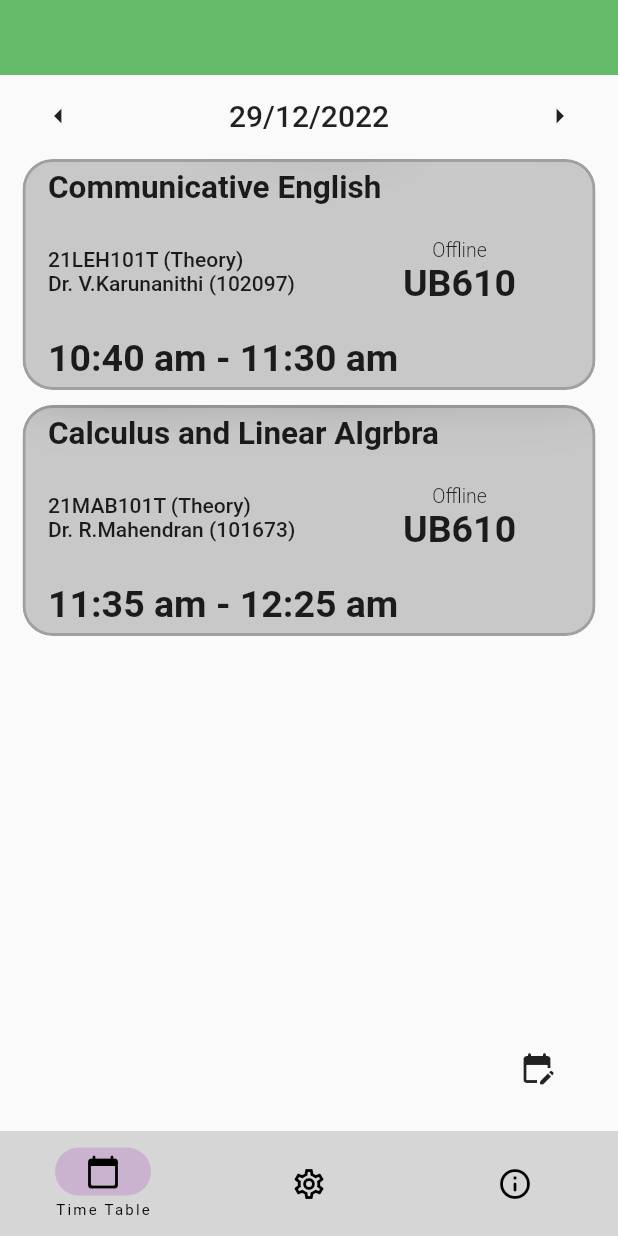
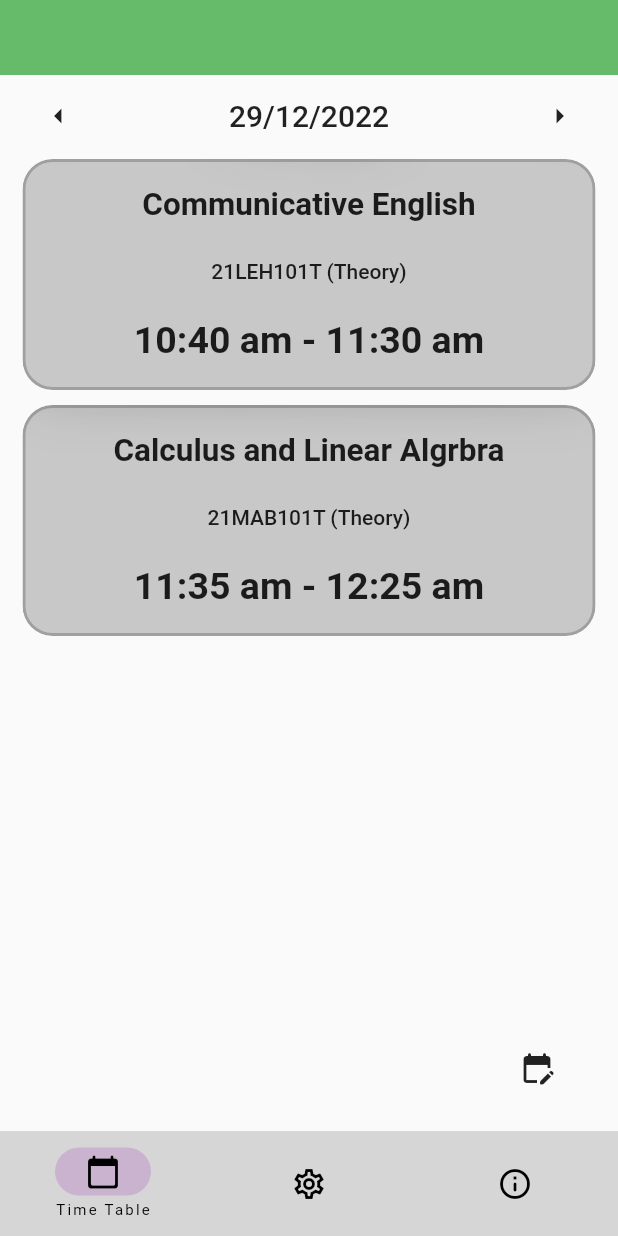
Before and after one commit to Sreeram3927/class_trackr, a Flutter app: the screen it shows after launch, on a phone screen of 412 x 824 dp. Run offline on Flutter 3.47's test engine with Material 2 defaults, Android fonts, the phone set to English and light mode, and no system bars.

Commit message:
updated SubjectCard and its values

```diff
--- a/lib/data/subjects.dart
+++ b/lib/data/subjects.dart
@@ -3,26 +3,25 @@ class Subject {
 
   static Map subData = {
 
-    'EEE' : ['Electrical and Electronics Engineering', '21EES101T (Theory)', 'Dr. S.Usha (101439)', 'Offline', 'UB610', ],
+    'EEE' : ['Electrical and Electronics Engineering', '21EES101T (Theory)'],
 
-    'Mat' : ['Calculus and Linear Algrbra', '21MAB101T (Theory)', 'Dr. R.Mahendran (101673)', 'Offline', 'UB610', ],
+    'Mat' : ['Calculus and Linear Algrbra', '21MAB101T (Theory)'],
 
-    'Eng' : ['Communicative English', '21LEH101T (Theory)', 'Dr. V.Karunanithi (102097)', 'Offline', 'UB610', ],
+    'Eng' : ['Communicative English', '21LEH101T (Theory)'],
 
-    'EGD' : ['Engineering Graphics and Design', '21MES102L (Practical)', 'Mr. S.Ponsankar (101771)', 'Offline', 'BEL510', ],
+    'EGD' : ['Engineering Graphics and Design', '21MES102L (Practical)',],
 
-    'Phy' : ['Physics: Mechanics', '21PYB104J (Theory)', 'Dr. K.D.Nisha (102005)', 'Offline', 'UB610', ],
+    'Phy' : ['Physics: Mechanics', '21PYB104J (Theory)',],
 
-    'PyL' : ['Physics: Mechanics(Lab)', '21PYB104J (Practical)', 'Dr. K.D.Nisha (102005)', 'Offline', 'UB615', ],
+    'PyL' : ['Physics: Mechanics(Lab)', '21PYB104J (Practical)',],
 
-    'EVS' : ['Environmental Science', '21CYM101T', 'Dr. S.Ganesan (101283)', 'Online', 'GMeet', ],
+    'EVS' : ['Environmental Science', '21CYM101T',],
 
-    'PSP' : ['Professional Skills and Practices', '21PDM101T', 'Mr.Nizamudeen Anwar (102293)', 'Online', 'GMeet',],
+    'PSP' : ['Professional Skills and Practices', '21PDM101T',],
 
-    'COI' : ['Constitution of India', '21LEM101T', 'Dr. L.Sundaram (102460)', 'Online', 'GMeet', ],
+    'COI' : ['Constitution of India', '21LEM101T',],
 
-    '420' : ['Subject Not Found!!', 'Subject Code Not Found', 'Dr. Johnny Sins (69420)', 'Online', 'USA']
-
+    '420' : ['Subject Not Found!!', 'Subject Code Not Found',]
   };
 
 }
--- a/lib/screens/timetable/subject_card/subject_card.dart
+++ b/lib/screens/timetable/subject_card/subject_card.dart
@@ -6,9 +6,6 @@ class SubjectCard extends StatelessWidget {
 
   final String title;
   final String subjectCode;
-  final String staff;
-  final String mode;
-  final String where;
   final String startTime;
   final String endTime;
 
@@ -16,9 +13,6 @@ class SubjectCard extends StatelessWidget {
     super.key,
     required this.title,
     required this.subjectCode,
-    required this.staff,
-    required this.mode,
-    required this.where,
     required this.startTime,
     required this.endTime
   });
@@ -31,23 +25,34 @@ class SubjectCard extends StatelessWidget {
         padding: const EdgeInsets.symmetric(horizontal: 15.0, vertical: 5.0),
 
         child: Column(
-          mainAxisAlignment: MainAxisAlignment.spaceBetween,
-          crossAxisAlignment: CrossAxisAlignment.start,
+          mainAxisAlignment: MainAxisAlignment.spaceAround,
+          //crossAxisAlignment: CrossAxisAlignment.start,
           children: [
 
-            subTitle(title),
-
-            Row(
-              mainAxisAlignment: MainAxisAlignment.spaceBetween,
-              children: [
-                subInfo(subjectCode, staff),
-                const SizedBox(),
-                roomInfo(mode, where),
-                const SizedBox(),
-              ],
+            Text(
+              title,
+              style: const TextStyle(
+                fontSize: 21.0,
+                fontWeight: FontWeight.w600
+              ),
+              textAlign: TextAlign.center,
             ),
 
-            classTiming(startTime, endTime),
+            Text(
+              subjectCode,
+              style: const TextStyle(
+                fontSize: 14.0,
+                fontWeight: FontWeight.w500
+              ),
+            ),
+
+            Text(
+              '$startTime - $endTime',
+              style: const TextStyle(
+                fontSize: 25.0,
+                fontWeight: FontWeight.w700
+              ),
+            )
 
           ]
         ),
--- a/lib/screens/timetable/subject_card/subject_info.dart
+++ b/lib/screens/timetable/subject_card/subject_info.dart
@@ -10,52 +10,39 @@ Widget subTitle(String title) {
   );
 }
 
-Widget subInfo(String code, String name) {
-  return Column(
-    crossAxisAlignment: CrossAxisAlignment.start,
-    children: [
-      Text(
-        code,
-        style: const TextStyle(
-          fontSize: 14.0,
-          fontWeight: FontWeight.w500
-        ),
-      ),
-
-      Text(
-        name,
-        style: const TextStyle(
-          fontSize: 14.0,
-          fontWeight: FontWeight.w500
-        ),
-      ),
-    ],
+Widget subInfo(String code) {
+  return Text(
+    code,
+    style: const TextStyle(
+      fontSize: 14.0,
+      fontWeight: FontWeight.w500
+    ),
   );
 
 }
 
-Widget roomInfo(String mode, String room) {
-  return Column(
-    children: [
+// Widget roomInfo(String mode, String room) {
+//   return Column(
+//     children: [
 
-      Text(
-        mode,
-        style: const TextStyle(
-          fontSize: 13.0,
-          fontWeight: FontWeight.w300
-        ),
-      ),
+//       Text(
+//         mode,
+//         style: const TextStyle(
+//           fontSize: 13.0,
+//           fontWeight: FontWeight.w300
+//         ),
+//       ),
 
-      Text(
-        room,
-        style: const TextStyle(
-          fontSize: 25.0,
-          fontWeight: FontWeight.w600
-        ),
-      ),
-    ],
-  );
-}
+//       Text(
+//         room,
+//         style: const TextStyle(
+//           fontSize: 25.0,
+//           fontWeight: FontWeight.w600
+//         ),
+//       ),
+//     ],
+//   );
+// }
 
 Widget classTiming(String start, String end) {
   return Text(
--- a/lib/screens/timetable/timetable.dart
+++ b/lib/screens/timetable/timetable.dart
@@ -87,9 +87,6 @@ class _TimeTableState extends State<TimeTable> {
                       return SubjectCard(
                         title: details[0],
                         subjectCode: details[1],
-                        staff: details[2],
-                        mode: details[3],
-                        where: details[4],
                         startTime: _curDayOrder[index][1],
                         endTime: _curDayOrder[index][2],
                       );
```
